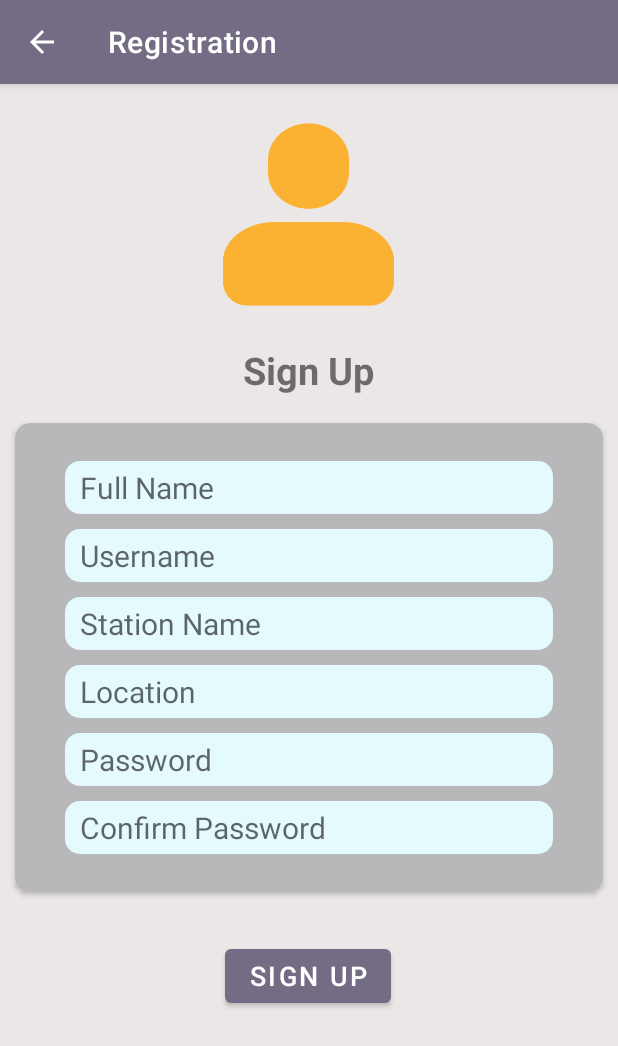
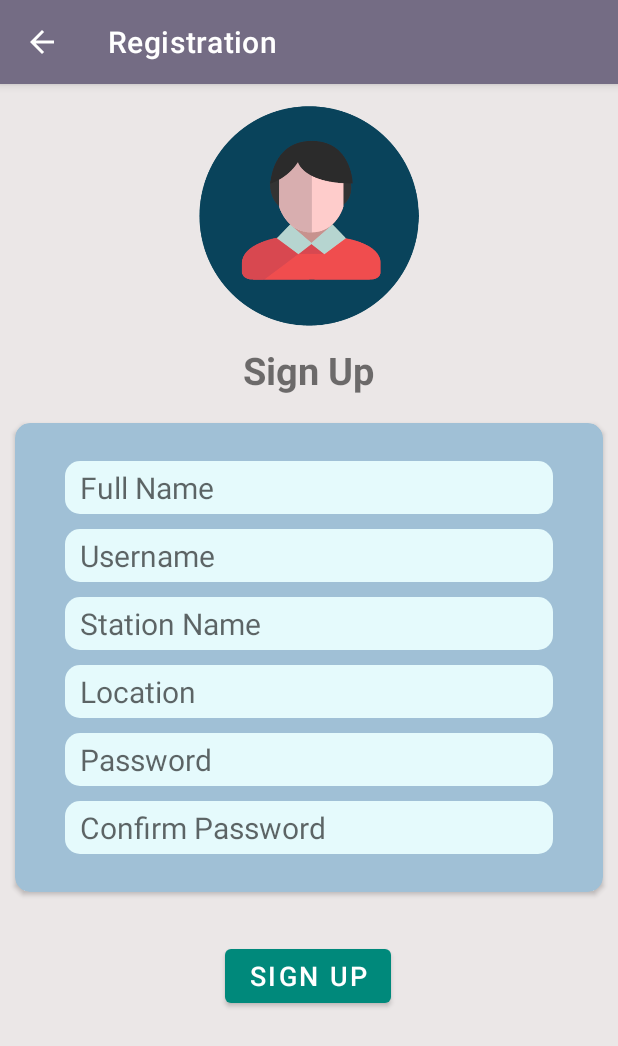
Before and after one commit to GamithaManawadu/FuelMe, an Android app: the Registration screen opened directly, with no data from a screen before it, on a phone screen of 412 x 824 dp. Shown: the top 1046 px of the screen. Run offline under Robolectric (Android 15) with nearby library versions, the phone set to English and light mode, and no system bars; our stand-ins replace Volley; network calls fail; 1 statement that could not run was skipped.

Commit message:
done modification

```diff
--- a/FuelMe - Frontend/app/src/main/res/layout/activity_exit_queue.xml
+++ b/FuelMe - Frontend/app/src/main/res/layout/activity_exit_queue.xml
@@ -58,9 +58,11 @@
         android:id="@+id/btn_exitBefore"
         android:layout_width="200dp"
         android:layout_height="150dp"
+        android:background="#007E8E"
         android:backgroundTint="@color/submit_button"
         android:text="@string/ExitBefore"
         android:textSize="18sp"
+        app:backgroundTint="#05ACF8"
         app:layout_constraintBottom_toTopOf="@+id/btn_exitAfter"
         app:layout_constraintEnd_toEndOf="parent"
         app:layout_constraintHorizontal_bias="0.502"
@@ -72,9 +74,11 @@
         android:id="@+id/btn_exitAfter"
         android:layout_width="200dp"
         android:layout_height="150dp"
+        android:background="#FF025B"
         android:backgroundTint="@color/green"
         android:text="@string/ExitAfter"
         android:textSize="18sp"
+        app:backgroundTint="@color/quexit"
         app:layout_constraintBottom_toBottomOf="parent"
         app:layout_constraintEnd_toEndOf="parent"
         app:layout_constraintHorizontal_bias="0.502"
--- a/FuelMe - Frontend/app/src/main/res/layout/activity_fuel_update_form.xml
+++ b/FuelMe - Frontend/app/src/main/res/layout/activity_fuel_update_form.xml
@@ -26,7 +26,7 @@
             android:layout_width="match_parent"
             android:layout_height="wrap_content"
             android:layout_margin="10dp"
-            app:cardBackgroundColor="@color/card_background"
+            app:cardBackgroundColor="#B6C8A1"
             app:cardCornerRadius="10dp">
 
             <LinearLayout
@@ -137,9 +137,11 @@
                 android:id="@+id/btn_cancel"
                 android:layout_width="wrap_content"
                 android:layout_height="wrap_content"
+                android:background="#F44336"
                 android:backgroundTint="@color/cancel_button"
                 android:text="@string/cancel_text"
                 android:textSize="16sp"
+                app:backgroundTint="#F44336"
                 app:cornerRadius="5dp" />
 
             <Button
@@ -148,9 +150,11 @@
                 android:layout_height="wrap_content"
                 android:layout_marginLeft="40dp"
                 android:layout_marginBottom="20dp"
+                android:background="#009688"
                 android:backgroundTint="@color/submit_button"
                 android:text="@string/update_btn"
                 android:textSize="16sp"
+                app:backgroundTint="#009688"
                 app:cornerRadius="5dp" />
 
         </LinearLayout>
--- a/FuelMe - Frontend/app/src/main/res/layout/activity_login_screen.xml
+++ b/FuelMe - Frontend/app/src/main/res/layout/activity_login_screen.xml
@@ -30,7 +30,8 @@
                 android:layout_width="wrap_content"
                 android:layout_height="wrap_content"
                 android:scaleType="fitXY"
-                app:srcCompat="@drawable/user" />
+                app:srcCompat="@drawable/user1"
+                tools:srcCompat="@drawable/user1" />
         </androidx.cardview.widget.CardView>
 
         <RelativeLayout
@@ -96,9 +97,11 @@
         android:id="@+id/btn_logIn"
         android:layout_width="wrap_content"
         android:layout_height="wrap_content"
+        android:background="#00897B"
         android:backgroundTint="@color/submit_button"
         android:text="@string/LogIn"
         android:textSize="20sp"
+        app:backgroundTint="#00897B"
         app:layout_constraintBottom_toBottomOf="parent"
         app:layout_constraintEnd_toEndOf="parent"
         app:layout_constraintHorizontal_bias="0.498"
--- a/FuelMe - Frontend/app/src/main/res/layout/activity_registration.xml
+++ b/FuelMe - Frontend/app/src/main/res/layout/activity_registration.xml
@@ -30,7 +30,8 @@
                 android:layout_width="wrap_content"
                 android:layout_height="wrap_content"
                 android:scaleType="fitXY"
-                app:srcCompat="@drawable/user" />
+                app:srcCompat="@drawable/user1"
+                tools:srcCompat="@drawable/user1" />
         </androidx.cardview.widget.CardView>
 
         <RelativeLayout
@@ -51,7 +52,7 @@
             android:layout_width="match_parent"
             android:layout_height="wrap_content"
             android:layout_margin="10dp"
-            app:cardBackgroundColor="@color/card_background"
+            app:cardBackgroundColor="@color/main_color2"
             app:cardCornerRadius="10dp">
 
             <LinearLayout
@@ -64,85 +65,85 @@
                     android:id="@+id/edtTxt_fname"
                     android:layout_width="325dp"
                     android:layout_height="35dp"
+                    android:layout_gravity="center"
+                    android:layout_marginTop="15dp"
                     android:background="@drawable/input_field"
                     android:ems="10"
                     android:hint="@string/FullName"
                     android:inputType="textPersonName"
                     android:paddingLeft="10dp"
                     android:paddingRight="10dp"
-                    android:layout_marginTop="15dp"
-                    android:layout_gravity="center"
                     android:textSize="20sp" />
 
                 <EditText
                     android:id="@+id/edtTxt_username"
                     android:layout_width="325dp"
                     android:layout_height="35dp"
+                    android:layout_gravity="center"
+                    android:layout_marginTop="10dp"
                     android:background="@drawable/input_field"
                     android:ems="10"
                     android:hint="@string/Username"
                     android:inputType="textPersonName"
                     android:paddingLeft="10dp"
                     android:paddingRight="10dp"
-                    android:layout_marginTop="10dp"
-                    android:layout_gravity="center"
                     android:textSize="20sp" />
 
                 <EditText
                     android:id="@+id/edtTxt_stationName"
                     android:layout_width="325dp"
                     android:layout_height="35dp"
+                    android:layout_gravity="center"
+                    android:layout_marginTop="10dp"
                     android:background="@drawable/input_field"
                     android:ems="10"
                     android:hint="@string/StationName"
                     android:inputType="textPersonName"
                     android:paddingLeft="10dp"
                     android:paddingRight="10dp"
-                    android:layout_marginTop="10dp"
-                    android:layout_gravity="center"
                     android:textSize="20sp" />
 
                 <EditText
                     android:id="@+id/edtTxt_location"
                     android:layout_width="325dp"
                     android:layout_height="35dp"
+                    android:layout_gravity="center"
+                    android:layout_marginTop="10dp"
                     android:background="@drawable/input_field"
                     android:ems="10"
                     android:hint="@string/Location"
                     android:inputType="textPersonName"
                     android:paddingLeft="10dp"
                     android:paddingRight="10dp"
-                    android:layout_marginTop="10dp"
-                    android:layout_gravity="center"
                     android:textSize="20sp" />
 
                 <EditText
                     android:id="@+id/edtTxt_password"
                     android:layout_width="325dp"
                     android:layout_height="35dp"
+                    android:layout_gravity="center"
+                    android:layout_marginTop="10dp"
                     android:background="@drawable/input_field"
                     android:ems="10"
                     android:hint="@string/Password"
                     android:inputType="textPassword"
                     android:paddingLeft="10dp"
                     android:paddingRight="10dp"
-                    android:layout_marginTop="10dp"
-                    android:layout_gravity="center"
                     android:textSize="20sp" />
 
                 <EditText
                     android:id="@+id/edtTxt_confirmPassword"
                     android:layout_width="325dp"
                     android:layout_height="35dp"
+                    android:layout_gravity="center"
+                    android:layout_marginTop="10dp"
+                    android:layout_marginBottom="15dp"
                     android:background="@drawable/input_field"
                     android:ems="10"
                     android:hint="@string/ConfirmPassword"
                     android:inputType="textPassword"
                     android:paddingLeft="10dp"
                     android:paddingRight="10dp"
-                    android:layout_marginTop="10dp"
-                    android:layout_gravity="center"
-                    android:layout_marginBottom="15dp"
                     android:textSize="20sp" />
 
             </LinearLayout>
@@ -155,6 +156,7 @@
         android:layout_height="wrap_content"
         android:text="@string/Register"
         android:textSize="18sp"
+        app:backgroundTint="#00897B"
         app:layout_constraintBottom_toBottomOf="parent"
         app:layout_constraintEnd_toEndOf="parent"
         app:layout_constraintHorizontal_bias="0.498"
--- a/FuelMe - Frontend/app/src/main/res/layout/activity_regsitration_vehicle_owner.xml
+++ b/FuelMe - Frontend/app/src/main/res/layout/activity_regsitration_vehicle_owner.xml
@@ -51,7 +51,7 @@
             android:layout_width="match_parent"
             android:layout_height="wrap_content"
             android:layout_margin="10dp"
-            app:cardBackgroundColor="@color/card_background"
+            app:cardBackgroundColor="@color/main_color2"
             app:cardCornerRadius="10dp">
 
             <androidx.constraintlayout.widget.ConstraintLayout
@@ -154,6 +154,7 @@
         android:layout_height="wrap_content"
         android:text="@string/Register"
         android:textSize="18sp"
+        app:backgroundTint="#00897B"
         app:layout_constraintBottom_toBottomOf="parent"
         app:layout_constraintEnd_toEndOf="parent"
         app:layout_constraintHorizontal_bias="0.498"
--- a/FuelMe - Frontend/app/src/main/res/values/colors.xml
+++ b/FuelMe - Frontend/app/src/main/res/values/colors.xml
@@ -21,4 +21,5 @@
     <color name="card_background">#B8B8BB</color>
     <color name="background_color">#EBE7E7</color>
     <color name="green">#97C40D</color>
+    <color name="quexit">#F10354</color>
 </resources>
```
Also changed, not shown: FuelMe - Frontend/app/src/main/res/layout/activity_join_queue.xml (+10 -8 lines), FuelMe - Frontend/app/src/main/res/layout/activity_station_owner_dashboard.xml (+7 -4 lines), FuelMe - Frontend/app/src/main/res/layout/activity_vehicle_owner_dashboard.xml (+8 -7 lines), FuelMe - Frontend/app/src/main/res/drawable-v24/fs.jpg (added), FuelMe - Frontend/app/src/main/res/drawable-v24/user1.png (added).
